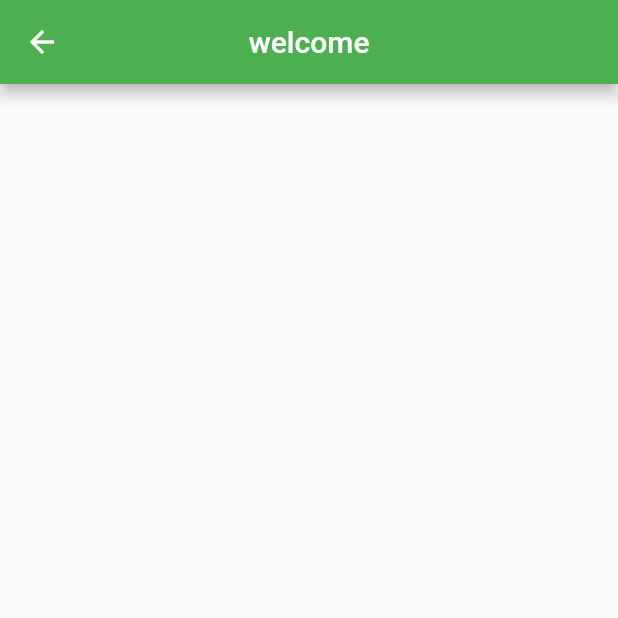
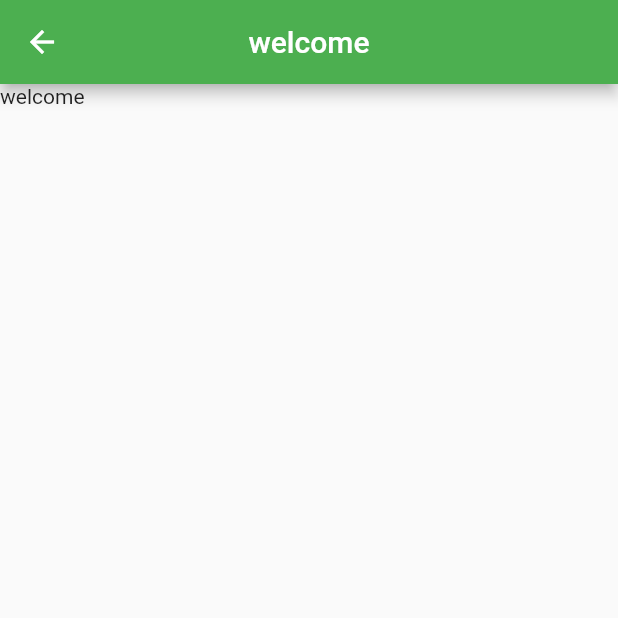
Before and after one commit to urbanus-dev/splash-screen, a Flutter app: the register screen opened directly, on a phone screen of 412 x 824 dp, the top half of it. Run offline on Flutter 3.47's test engine with Material 2 defaults, Android fonts, the phone set to English and light mode, and no system bars.

Commit message:
edited register.dart

```diff
--- a/lib/register.dart
+++ b/lib/register.dart
@@ -15,6 +15,11 @@ class _registerState extends State<register> {
         centerTitle: true,
         backgroundColor: Colors.green,
       ),
+      body: Column(
+        children: const [
+          Text("welcome"),
+        ],
+      ),
     );
   }
 }
```
Also changed, not shown: 1 other file.
